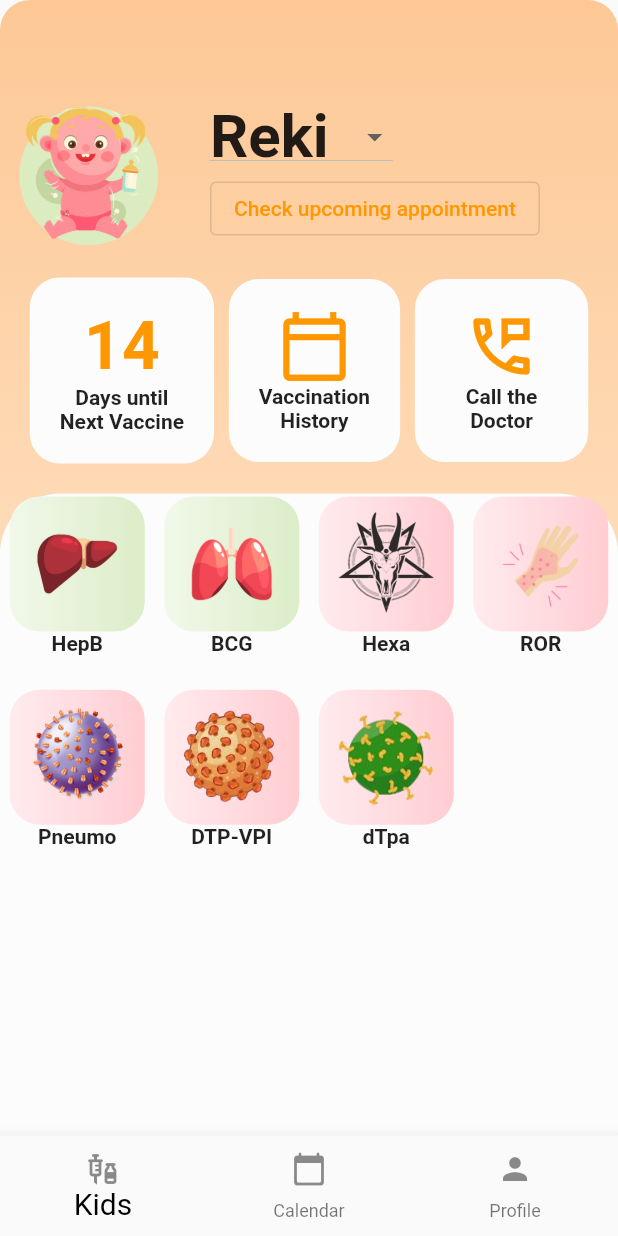
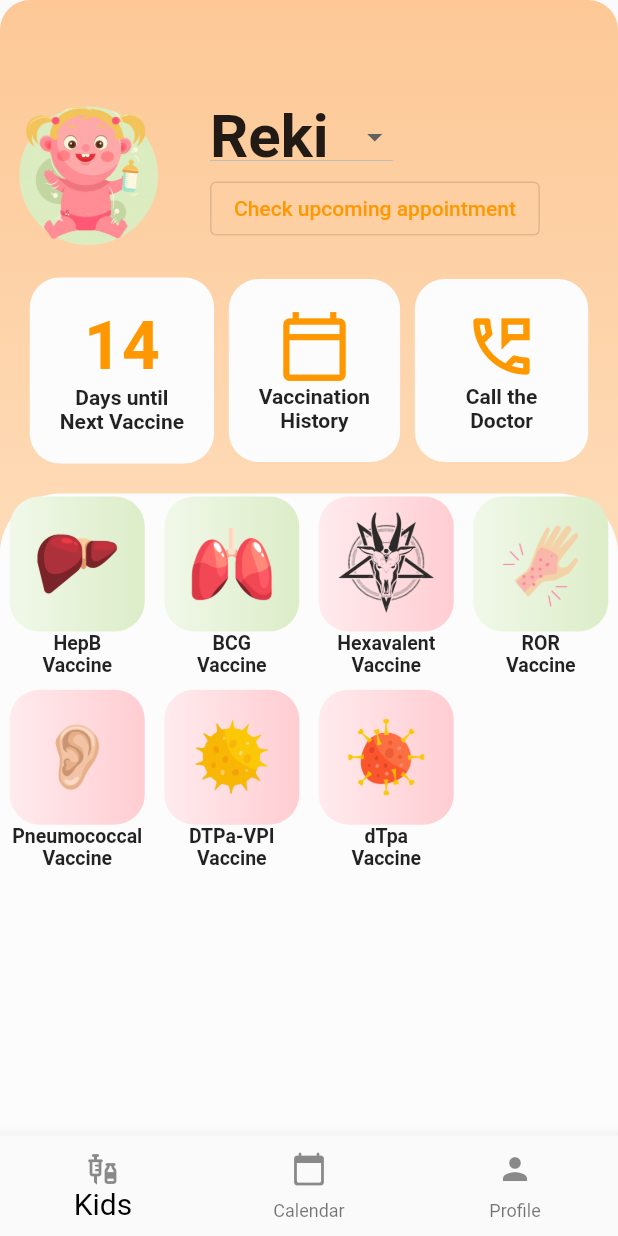
Before and after one commit to bjudob/duckcination, a Flutter app: the screen it shows after launch, on a phone screen of 412 x 824 dp. Run offline on Flutter 3.47's test engine with Material 2 defaults, Android fonts, the phone set to English and light mode, and no system bars; our stand-ins replace countup, firebase_core, settings_ui, table_calendar, video_player; accounts and stored records are empty; Roboto replaces fonts that are missing (Georgia).

Commit message:
Duckhome <3 - more vaccines and images

```diff
--- a/lib/models/child.dart
+++ b/lib/models/child.dart
@@ -33,19 +33,19 @@ class Child{
       Vaccine('BCG', 2,3,'img/lung.png',VaccineStatus.done, [
         Description("Key vaccine facts", hepatitis_key_facts)
       ]),
-      Vaccine('Hexa', 7,8,'img/penta.png',VaccineStatus.todo, [
+      Vaccine('Hexavalent', 7,8,'img/penta.png',VaccineStatus.todo, [
         Description("Key vaccine facts", hepatitis_key_facts)
       ]),
-      Vaccine('ROR', 11,12,'img/hand.png',VaccineStatus.todo, [
+      Vaccine('ROR', 11,12,'img/hand.png',VaccineStatus.done, [
         Description("Key vaccine facts", hepatitis_key_facts)
       ]),
-      Vaccine('Pneumo', 11,12,'img/influenza.png',VaccineStatus.todo, [
+      Vaccine('Pneumococcal', 11,12,'img/ful.png',VaccineStatus.todo, [
         Description("Key vaccine facts", hepatitis_key_facts)
       ]),
-      Vaccine('DTP-VPI', 2,3,'img/hepatitis_b.png',VaccineStatus.todo, [
+      Vaccine('DTPa-VPI', 2,3,'img/baci3.png',VaccineStatus.todo, [
         Description("Key vaccine facts", hepatitis_key_facts)
       ]),
-      Vaccine('dTpa', 7,8,'img/rotavirus.png',VaccineStatus.todo, [
+      Vaccine('dTpa', 7,8,'img/baci1.png',VaccineStatus.todo, [
         Description("Key vaccine facts", hepatitis_key_facts)
       ]),
     ];
--- a/lib/ui/elements/vaccine_card.dart
+++ b/lib/ui/elements/vaccine_card.dart
@@ -77,12 +77,12 @@ class _VaccineCardState extends State<VaccineCard> {
                   children: [
                     Text(
                       widget.vaccine.name,
-                      style: const TextStyle(fontSize: 14,fontWeight: FontWeight.bold),
+                      style: const TextStyle(fontSize: 13,fontWeight: FontWeight.bold),
                     ),
-                   /* Text(
-                      widget.vaccine.ageRecommendation,
-                      style: const TextStyle(fontSize: 10,fontWeight: FontWeight.bold),
-                    ),*/
+                    Text(
+                      "Vaccine",
+                      style: const TextStyle(fontSize: 13,fontWeight: FontWeight.bold),
+                    ),
                   ],
                 ),
               ),
```
Also changed, not shown: pubspec.yaml (+8 -0 lines), img/baci1.png (added), img/baci2.png (added), img/baci3.png (added), img/ful.png (added), img/himlo.png (added), img/maj.png (added), img/orr.png (added), img/pina.png (added).
